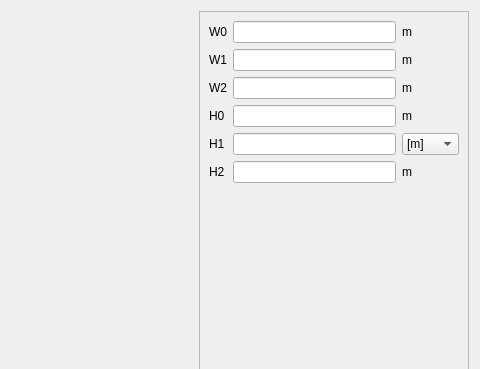
Qt form pyleecan/GUI/Dialog/DMachineSetup/SWSlot/PWSlot10/PWSlot10.ui (Eomys/pyleecan) before a commit; both pictures show x 602 to 1082 and y 0 to 369 of the 1082 by 470 pixel window.
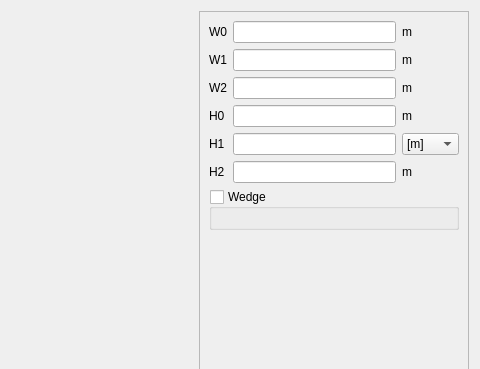
The same form after that commit. Icons and pictures are not drawn. Custom widgets are drawn as their Qt base class.

Commit message: [NF] Adding wedges in the GUI

```diff
--- a/pyleecan/GUI/Dialog/DMachineSetup/SWSlot/PWSlot10/PWSlot10.ui
+++ b/pyleecan/GUI/Dialog/DMachineSetup/SWSlot/PWSlot10/PWSlot10.ui
@@ -115,7 +115,7 @@
         <height>446</height>
        </rect>
       </property>
-      <layout class="QVBoxLayout" name="verticalLayout">
+      <layout class="QVBoxLayout" name="verticalLayout_3">
        <item>
         <layout class="QGridLayout" name="gridLayout">
          <item row="0" column="0">
@@ -234,6 +234,31 @@
          </item>
         </layout>
        </item>
+       <item>
+        <widget class="QGroupBox" name="g_wedge">
+         <property name="title">
+          <string>Wedge</string>
+         </property>
+         <property name="checkable">
+          <bool>true</bool>
+         </property>
+         <property name="checked">
+          <bool>false</bool>
+         </property>
+         <layout class="QVBoxLayout" name="verticalLayout">
+          <item>
+           <widget class="WMatSelectV" name="w_wedge_mat" native="true">
+            <property name="minimumSize">
+             <size>
+              <width>100</width>
+              <height>0</height>
+             </size>
+            </property>
+           </widget>
+          </item>
+         </layout>
+        </widget>
+       </item>
        <item>
         <spacer name="verticalSpacer">
          <property name="orientation">
@@ -268,6 +293,12 @@
    <header>......GUI.Dialog.DMachineSetup.SWSlot.WWSlotOut.WWSlotOut.h</header>
    <container>1</container>
   </customwidget>
+  <customwidget>
+   <class>WMatSelectV</class>
+   <extends>QWidget</extends>
+   <header>......GUI.Dialog.DMatLib.WMatSelect.WMatSelectV.h</header>
+   <container>1</container>
+  </customwidget>
  </customwidgets>
  <tabstops>
   <tabstop>lf_W0</tabstop>
```
Left out of the diff: 2 changed lines with no effect on the pictures. The commit also changes 55 other files.
